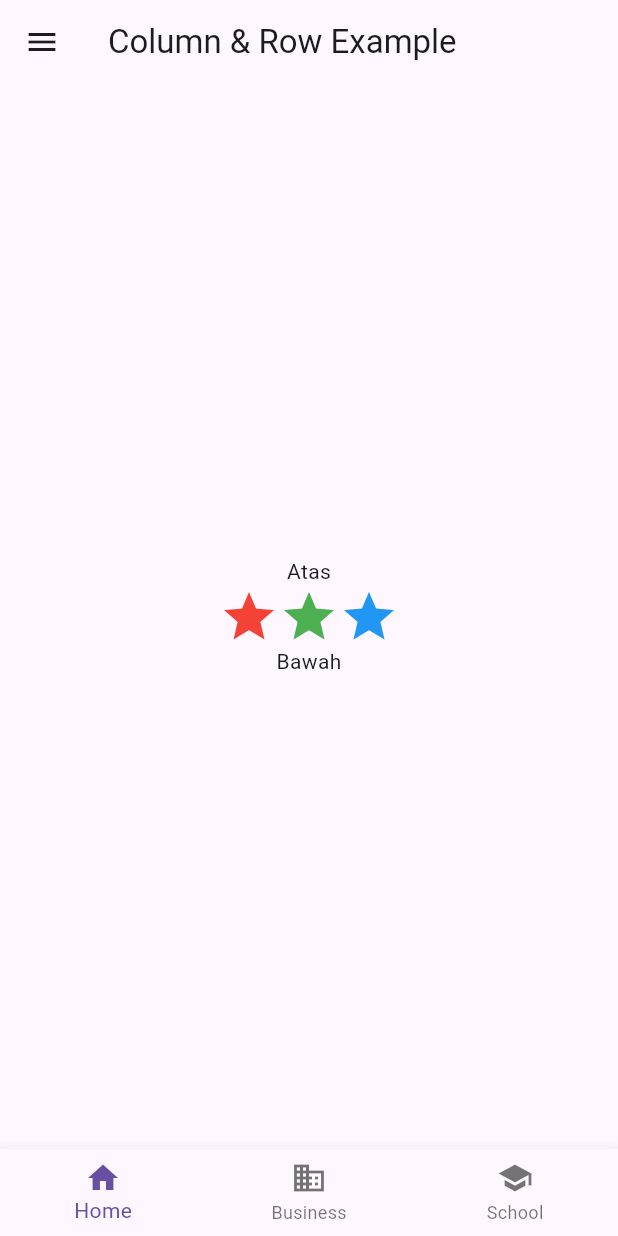
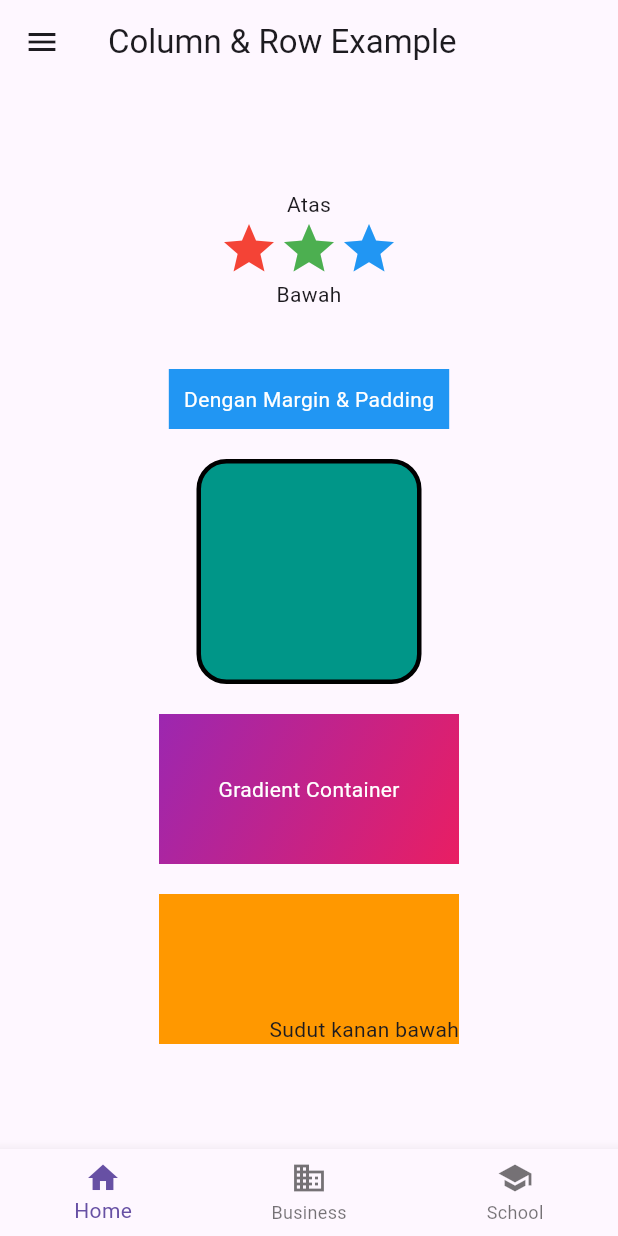
Before and after one commit to rahmaliaaa/pemograman_mobile, a Flutter app: the screen it shows after launch, on a phone screen of 412 x 824 dp. Run offline on Flutter 3.47's test engine with Material 3 defaults, Android fonts, the phone set to English and light mode, and no system bars.

Commit message:
Container [padding dan margin, dekorasi dan border, gradient dan Alignment

```diff
--- a/flutter/flutter_application_3/lib/main.dart
+++ b/flutter/flutter_application_3/lib/main.dart
@@ -10,13 +10,14 @@ class LiaaApp extends StatelessWidget {
     return MaterialApp(
       title: "Liaaa App",
       home: Scaffold(
-        appBar: AppBar(
-          title: Text("Column & Row Example")),
+        appBar: AppBar(title: const Text("Column & Row Example")),
         body: Center(
           child: Column(
             mainAxisAlignment: MainAxisAlignment.center,
             children: [
               const Text("Atas"),
+
+              // Baris Icon
               Row(
                 mainAxisAlignment: MainAxisAlignment.center,
                 children: const [
@@ -25,47 +26,108 @@ class LiaaApp extends StatelessWidget {
                   Icon(Icons.star, color: Colors.blue, size: 40),
                 ],
               ),
+
               const Text("Bawah"),
+
+              const SizedBox(height: 20), // spasi antar widget
+
+              // Container dengan margin & padding
+              Container(
+                margin: const EdgeInsets.all(20), // jarak luar
+                padding: const EdgeInsets.all(10), // jarak dalam
+                color: Colors.blue,
+                child: const Text(
+                  "Dengan Margin & Padding",
+                  style: TextStyle(color: Colors.white),
+                ),
+              ),
+
+              // Container dengan border & border radius
+              Container(
+                width: 150,
+                height: 150,
+                decoration: BoxDecoration(
+                  color: Colors.teal,
+                  borderRadius: BorderRadius.circular(20),
+                  border: Border.all(color: Colors.black, width: 3),
+                ),
+              ),
+
+              const SizedBox(height: 20),
+
+              // Container dengan gradient
+              Container(
+                width: 200,
+                height: 100,
+                decoration: const BoxDecoration(
+                  gradient: LinearGradient(
+                    colors: [Colors.purple, Colors.pink],
+                    begin: Alignment.topLeft,
+                    end: Alignment.bottomRight,
+                  ),
+                ),
+                child: const Center(
+                  child: Text(
+                    "Gradient Container",
+                    style: TextStyle(color: Colors.white),
+                  ),
+                ),
+              ),
+
+              const SizedBox(height: 20),
+
+              // Container dengan alignment bottomRight
+              Container(
+                width: 200,
+                height: 100,
+                color: Colors.orange,
+                alignment: Alignment.bottomRight,
+                child: const Text("Sudut kanan bawah"),
+              ),
             ],
           ),
         ),
-        drawer: Drawer( // Menambahkan drawer
+
+        // Drawer
+        drawer: Drawer(
           child: ListView(
             padding: EdgeInsets.zero,
             children: const [
               DrawerHeader(
-                decoration: BoxDecoration(color: Colors.blue,),
+                decoration: BoxDecoration(color: Colors.blue),
                 child: Text(
                   'Drawer Header',
                   style: TextStyle(
-                    color: Colors.white,fontSize: 24,),
+                    color: Colors.white,
+                    fontSize: 24,
+                  ),
                 ),
               ),
               ListTile(
-                leading: Icon(Icons.message),title: Text('Messages'),
+                leading: Icon(Icons.message),
+                title: Text('Messages'),
               ),
               ListTile(
-                leading: Icon(Icons.account_circle),title: Text('Profile'),
+                leading: Icon(Icons.account_circle),
+                title: Text('Profile'),
               ),
               ListTile(
-                leading: Icon(Icons.settings),title: Text('Settings'),
+                leading: Icon(Icons.settings),
+                title: Text('Settings'),
               ),
             ],
           ),
         ),
-        bottomNavigationBar: BottomNavigationBar( // Menambahkan bottom navigation bar
+
+        // Bottom Navigation Bar
+        bottomNavigationBar: BottomNavigationBar(
           items: const <BottomNavigationBarItem>[
-            BottomNavigationBarItem(
-              icon: Icon(Icons.home),
-              label: 'Home',
-            ),
+            BottomNavigationBarItem(icon: Icon(Icons.home),label: 'Home'),
             BottomNavigationBarItem(
               icon: Icon(Icons.business),
               label: 'Business',
             ),
-            BottomNavigationBarItem(
-              icon: Icon(Icons.school),
-              label: 'School',
+            BottomNavigationBarItem(icon: Icon(Icons.school),label: 'School',
             ),
           ],
         ),
```
